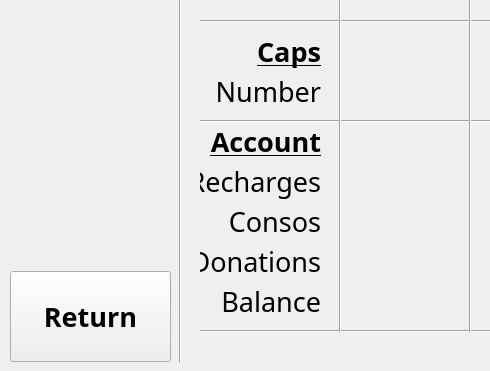
qcha41/raspberry-coffee-manager, file core/gui/main.ui: the form before one commit; both pictures show x 0 to 490 and y 229 to 600 of the 1024 by 600 pixel window.
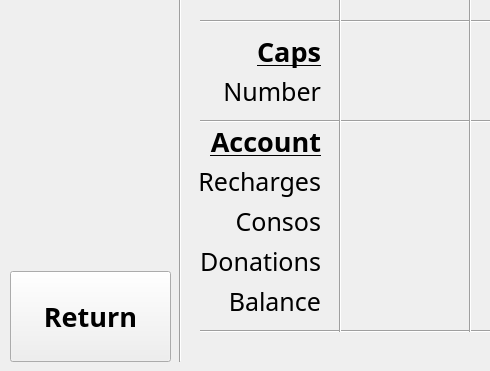
The form after the commit. The open tabs and pages were chosen to show the change.

```diff
--- a/core/gui/main.ui
+++ b/core/gui/main.ui
@@ -758,7 +758,7 @@
       <property name="font">
        <font>
         <family>Microsoft Yi Baiti</family>
-        <pointsize>20</pointsize>
+        <pointsize>19</pointsize>
         <weight>50</weight>
         <bold>false</bold>
         <underline>false</underline>
@@ -775,16 +775,16 @@
      <widget class="QLabel" name="label_38">
       <property name="geometry">
        <rect>
-        <x>190</x>
+        <x>170</x>
         <y>380</y>
-        <width>121</width>
+        <width>141</width>
         <height>41</height>
        </rect>
       </property>
       <property name="font">
        <font>
         <family>Microsoft Yi Baiti</family>
-        <pointsize>20</pointsize>
+        <pointsize>19</pointsize>
         <weight>50</weight>
         <bold>false</bold>
         <underline>false</underline>
@@ -827,16 +827,16 @@
      <widget class="QLabel" name="label_40">
       <property name="geometry">
        <rect>
-        <x>190</x>
+        <x>170</x>
         <y>420</y>
-        <width>121</width>
+        <width>141</width>
         <height>41</height>
        </rect>
       </property>
       <property name="font">
        <font>
         <family>Microsoft Yi Baiti</family>
-        <pointsize>20</pointsize>
+        <pointsize>19</pointsize>
         <weight>50</weight>
         <bold>false</bold>
         <underline>false</underline>
@@ -853,16 +853,16 @@
      <widget class="QLabel" name="label_41">
       <property name="geometry">
        <rect>
-        <x>190</x>
+        <x>170</x>
         <y>460</y>
-        <width>121</width>
+        <width>141</width>
         <height>41</height>
        </rect>
       </property>
       <property name="font">
        <font>
         <family>Microsoft Yi Baiti</family>
-        <pointsize>20</pointsize>
+        <pointsize>19</pointsize>
         <weight>50</weight>
         <bold>false</bold>
         <underline>false</underline>
@@ -1798,16 +1798,16 @@
      <widget class="QLabel" name="label_47">
       <property name="geometry">
        <rect>
-        <x>190</x>
+        <x>170</x>
         <y>500</y>
-        <width>121</width>
+        <width>141</width>
         <height>41</height>
        </rect>
       </property>
       <property name="font">
        <font>
         <family>Microsoft Yi Baiti</family>
-        <pointsize>20</pointsize>
+        <pointsize>19</pointsize>
         <weight>50</weight>
         <bold>false</bold>
         <underline>false</underline>
```
Left out of the diff: 10 changed lines with no effect on the pictures.
